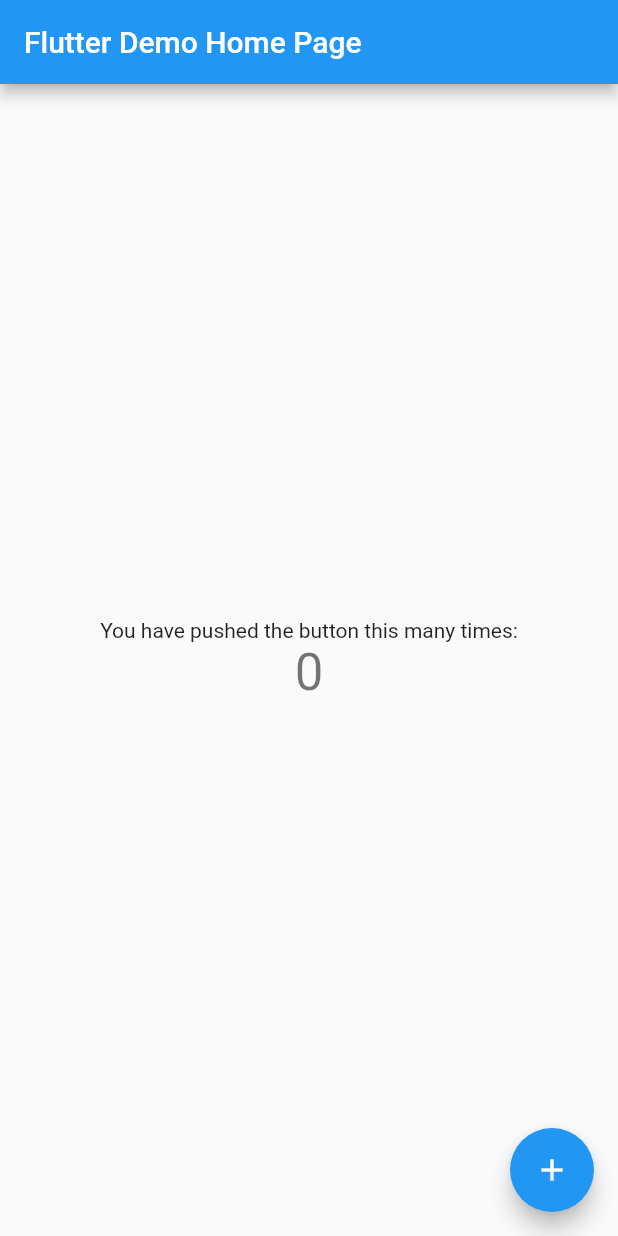
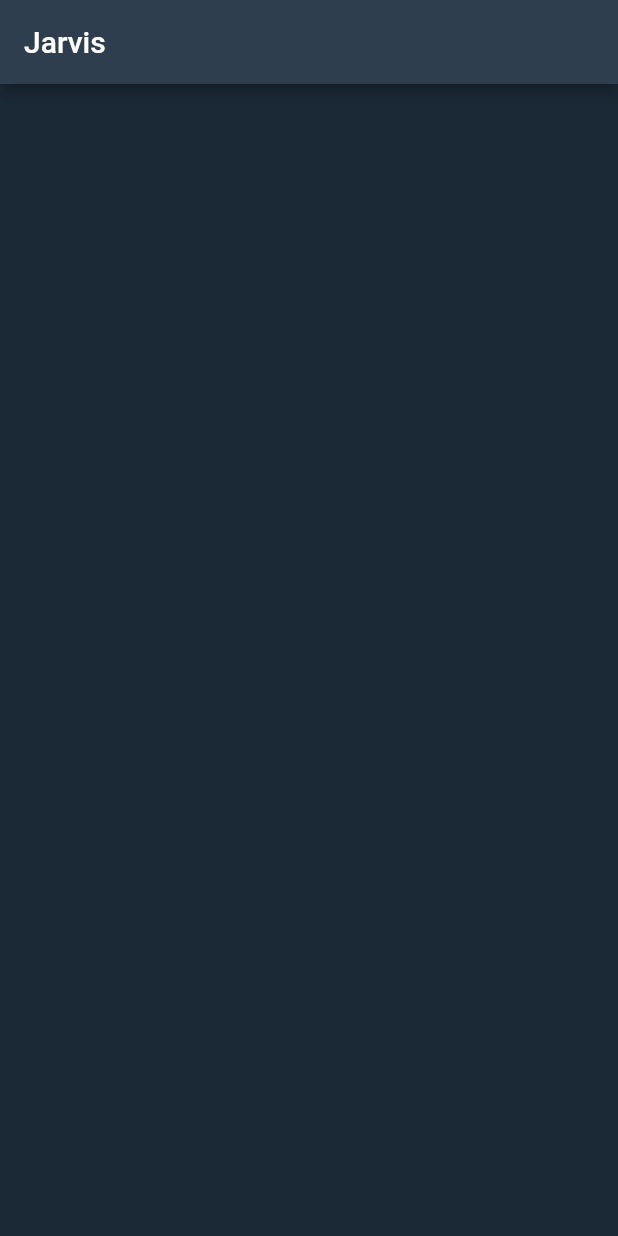
Before and after one commit to drewwebster/jarvis, a Flutter app: the screen it shows after launch, on a phone screen of 412 x 824 dp. Run offline on Flutter 3.47's test engine with Material 2 defaults, Android fonts, the phone set to English and light mode, and no system bars.

Commit message:
Set app theme.

```diff
--- a/mobile_app/lib/main.dart
+++ b/mobile_app/lib/main.dart
@@ -1,40 +1,27 @@
 import 'package:flutter/material.dart';
 
-void main() => runApp(new MyApp());
+void main() => runApp(new JarvisApp());
 
-class MyApp extends StatelessWidget {
-  // This widget is the root of your application.
+final ThemeData _appTheme = new ThemeData(
+  brightness: Brightness.dark,
+  primaryColor: const Color(0xFF2E3E4E),
+  scaffoldBackgroundColor: const Color(0xFF1B2936),
+  accentColor: const Color(0xFF18FFFF),
+);
+
+class JarvisApp extends StatelessWidget {
   @override
   Widget build(BuildContext context) {
     return new MaterialApp(
-      title: 'Flutter Demo',
-      theme: new ThemeData(
-        // This is the theme of your application.
-        //
-        // Try running your application with "flutter run". You'll see the
-        // application has a blue toolbar. Then, without quitting the app, try
-        // changing the primarySwatch below to Colors.green and then invoke
-        // "hot reload" (press "r" in the console where you ran "flutter run",
-        // or press Run > Flutter Hot Reload in IntelliJ). Notice that the
-        // counter didn't reset back to zero; the application is not restarted.
-        primarySwatch: Colors.blue,
-      ),
-      home: new MyHomePage(title: 'Flutter Demo Home Page'),
+      title: 'Jarvis',
+      theme: _appTheme,
+      home: new JarvisHomePage(title: 'Jarvis'),
     );
   }
 }
 
-class MyHomePage extends StatefulWidget {
-  MyHomePage({Key key, this.title}) : super(key: key);
-
-  // This widget is the home page of your application. It is stateful, meaning
-  // that it has a State object (defined below) that contains fields that affect
-  // how it looks.
-
-  // This class is the configuration for the state. It holds the values (in this
-  // case the title) provided by the parent (in this case the App widget) and
-  // used by the build method of the State. Fields in a Widget subclass are
-  // always marked "final".
+class JarvisHomePage extends StatefulWidget {
+  JarvisHomePage({Key key, this.title}) : super(key: key);
 
   final String title;
 
@@ -42,68 +29,13 @@ class MyHomePage extends StatefulWidget {
   _MyHomePageState createState() => new _MyHomePageState();
 }
 
-class _MyHomePageState extends State<MyHomePage> {
-  int _counter = 0;
-
-  void _incrementCounter() {
-    setState(() {
-      // This call to setState tells the Flutter framework that something has
-      // changed in this State, which causes it to rerun the build method below
-      // so that the display can reflect the updated values. If we changed
-      // _counter without calling setState(), then the build method would not be
-      // called again, and so nothing would appear to happen.
-      _counter++;
-    });
-  }
-
+class _MyHomePageState extends State<JarvisHomePage> {
   @override
   Widget build(BuildContext context) {
-    // This method is rerun every time setState is called, for instance as done
-    // by the _incrementCounter method above.
-    //
-    // The Flutter framework has been optimized to make rerunning build methods
-    // fast, so that you can just rebuild anything that needs updating rather
-    // than having to individually change instances of widgets.
     return new Scaffold(
       appBar: new AppBar(
-        // Here we take the value from the MyHomePage object that was created by
-        // the App.build method, and use it to set our appbar title.
         title: new Text(widget.title),
       ),
-      body: new Center(
-        // Center is a layout widget. It takes a single child and positions it
-        // in the middle of the parent.
-        child: new Column(
-          // Column is also layout widget. It takes a list of children and
-          // arranges them vertically. By default, it sizes itself to fit its
-          // children horizontally, and tries to be as tall as its parent.
-          //
-          // Invoke "debug paint" (press "p" in the console where you ran
-          // "flutter run", or select "Toggle Debug Paint" from the Flutter tool
-          // window in IntelliJ) to see the wireframe for each widget.
-          //
-          // Column has various properties to control how it sizes itself and
-          // how it positions its children. Here we use mainAxisAlignment to
-          // center the children vertically; the main axis here is the vertical
-          // axis because Columns are vertical (the cross axis would be
-          // horizontal).
-          mainAxisAlignment: MainAxisAlignment.center,
-          children: <Widget>[
-            new Text(
-              'You have pushed the button this many times:',
-            ),
-            new Text(
-              '$_counter',
-              style: Theme.of(context).textTheme.display1,
-            ),
-          ],
-        ),
-      ),
-      floatingActionButton: new FloatingActionButton(
-        onPressed: _incrementCounter,
-        tooltip: 'Increment',
-        child: new Icon(Icons.add),
-      ), // This trailing comma makes auto-formatting nicer for build methods.
     );
   }
 }
```
Also changed, not shown: 2 other files.
